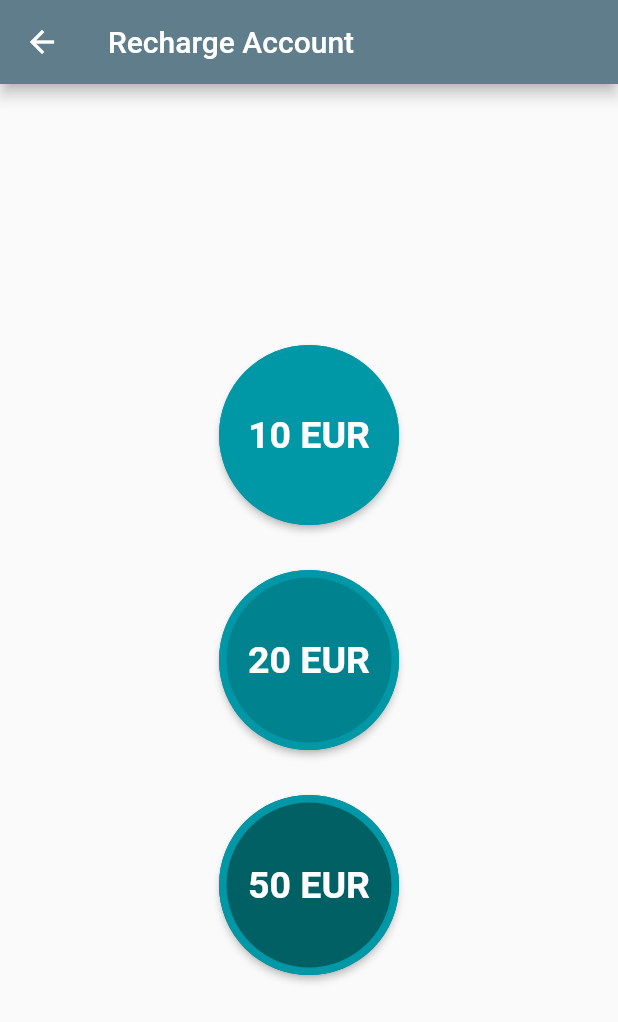
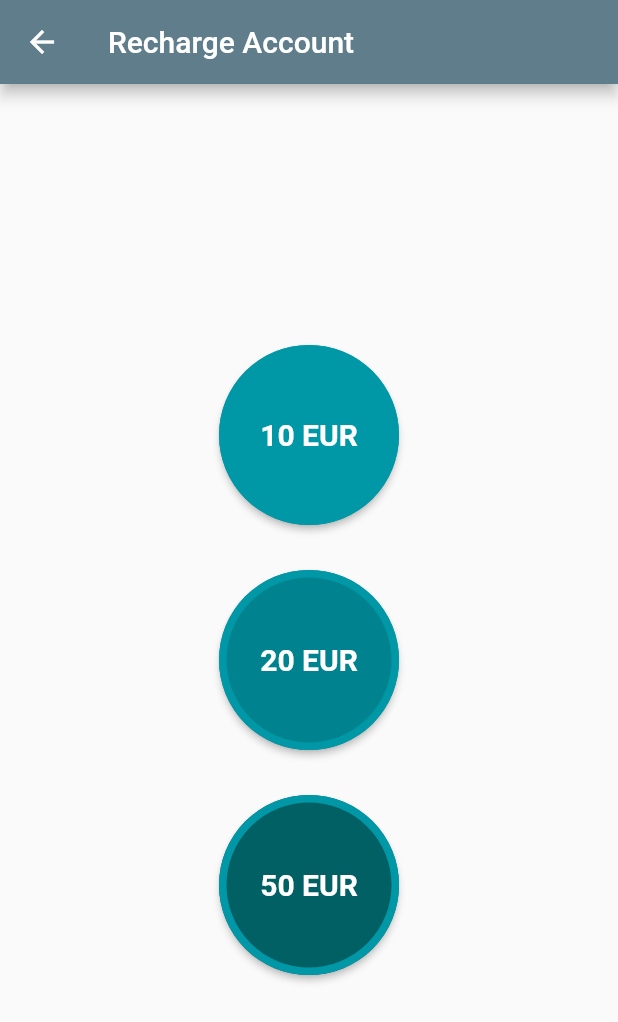
Before and after one commit to nerdsee/aviabar, a Flutter app: the RechargePage screen opened directly, on a phone screen of 412 x 824 dp. Shown: the top 1022 px of the screen. Run offline on Flutter 3.47's test engine with Material 2 defaults, Android fonts, the phone set to English and light mode, and no system bars; our stand-ins replace device_info_plus, email_validator, extended_image, flutter_slidable, grouped_list, shared_preferences; missing offline and left inert: dart_jsonwebtoken, flutter_paypal, nfc_manager; accounts and stored records are empty; network calls fail.

Commit message:
updates for ios compatibility

```diff
--- a/lib/code/backend.dart
+++ b/lib/code/backend.dart
@@ -19,7 +19,7 @@ class AviabarBackend {
   bool isServerAvailable = false;
 
   AviabarBackend._privateConstructor() {
-    serverRoot = "http://192.168.1.148:8080";
+    serverRoot = "http://www.notonto.de:8080";
 
     loadUserFromPreferences();
 
--- a/lib/main.dart
+++ b/lib/main.dart
@@ -325,11 +325,10 @@ class _MyHomePageState extends State<MyHomePage> {
       final prefs = await SharedPreferences.getInstance();
       await prefs.setString('aviabar_cardid', cardId);
 
-      AviabarUser newuser = await AviabarBackend().getUser(cardId);
+      await AviabarBackend().getUser(cardId);
 
-      if (newuser.isRegistered) {
+      if (AviabarBackend().currentUser.isRegistered) {
         setState(() {
-          AviabarBackend().currentUser = newuser;
         });
       } else {
         await Navigator.push(context, MaterialPageRoute(builder: (context) => const WelcomePage()));
--- a/lib/recharge.dart
+++ b/lib/recharge.dart
@@ -30,7 +30,7 @@ class _RechargePageState extends State<RechargePage> {
                 primary: Colors.cyan[700]),
             child: Text(
               "10 EUR",
-              style: TextStyle(fontSize: 25, fontWeight: FontWeight.bold),
+              style: TextStyle(fontSize: 20, fontWeight: FontWeight.bold),
             ),
           ),
           SizedBox(height: 30),
@@ -44,7 +44,7 @@ class _RechargePageState extends State<RechargePage> {
                 primary: Colors.cyan[800]),
             child: Text(
               "20 EUR",
-              style: TextStyle(fontSize: 25, fontWeight: FontWeight.bold),
+              style: TextStyle(fontSize: 20, fontWeight: FontWeight.bold),
             ),
           ),
           SizedBox(height: 30),
@@ -58,7 +58,7 @@ class _RechargePageState extends State<RechargePage> {
                 primary: Colors.cyan[900]),
             child: Text(
               "50 EUR",
-              style: TextStyle(fontSize: 25, fontWeight: FontWeight.bold),
+              style: TextStyle(fontSize: 20, fontWeight: FontWeight.bold),
             ),
           ),
         ])));
```
Also changed, not shown: 5 other files.
